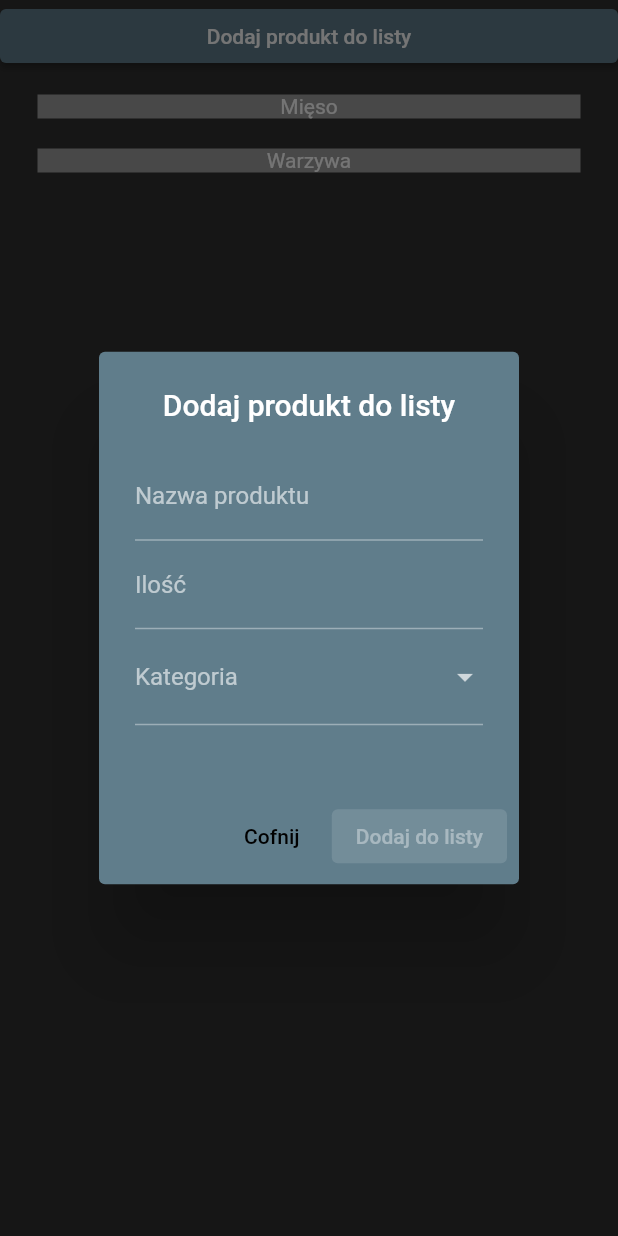
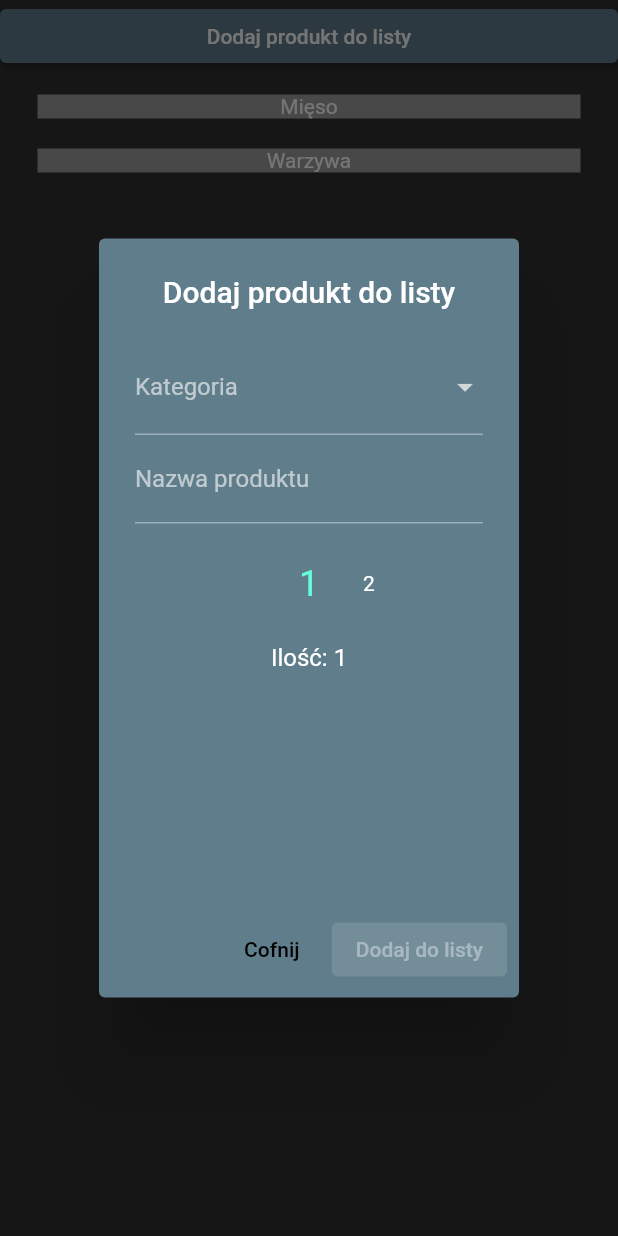
Before and after one commit to marlenabaginska/shoplist, a Flutter app: the ShopListPage screen opened directly, after a tap on "Dodaj produkt do listy", on a phone screen of 412 x 824 dp. Run offline on Flutter 3.47's test engine with Material 2 defaults, Android fonts, the phone set to English and light mode, and no system bars; drawn by our look-alikes of numberpicker; our stand-ins replace bloc, cloud_firestore, firebase_auth, firebase_core, flutter_bloc; accounts and stored records are empty.

Commit message:
display currentvalue as string

```diff
--- a/lib/app/home/home_page.dart
+++ b/lib/app/home/home_page.dart
@@ -54,7 +54,7 @@ class _HomePageState extends State<HomePage> {
             ),
             body: Builder(builder: (context) {
               if (currentIndex == 0) {
-                return ShopListPage();
+                return const ShopListPage();
               }
               if (currentIndex == 1) {
                 return const YourProductsPage();
--- /dev/null
+++ b/lib/app/home/pages/shop_list/categories/categories_widget.dart
@@ -0,0 +1,105 @@
+import 'package:flutter/material.dart';
+import 'package:flutter_bloc/flutter_bloc.dart';
+import 'package:shoplist/app/home/pages/shop_list/categories/cubit/product_cubit.dart';
+import 'package:shoplist/app/home/pages/shop_list/cubit/add_cubit.dart';
+
+import 'package:shoplist/app/models/product_model.dart';
+import 'package:shoplist/app/repositories/products_repositories.dart';
+
+class CategoriesWidget extends StatelessWidget {
+  const CategoriesWidget({
+    required this.categoriesName,
+    super.key,
+  });
+  final String categoriesName;
+  @override
+  Widget build(BuildContext context) {
+    return BlocProvider(
+      create: (context) => AddCubit(ProductsRepository()),
+      child: BlocBuilder<AddCubit, AddState>(
+        builder: (context, state) {
+          return BlocProvider(
+            create: (context) => ProductCubit(ProductsRepository())..start(),
+            child: BlocBuilder<ProductCubit, ProductState>(
+              builder: (context, state) {
+                final productModels = state.products;
+                return ListView(
+                  physics: const ClampingScrollPhysics(),
+                  shrinkWrap: true,
+                  children: [
+                    Column(
+                      children: [
+                        for (final productModel in productModels) ...[
+                          if (productModel.productGroup == categoriesName) ...[
+                            const SizedBox(height: 5),
+                            Dismissible(
+                              key: ValueKey(productModel.id),
+                              background: const DecoratedBox(
+                                decoration: BoxDecoration(
+                                  color: Colors.blueGrey,
+                                ),
+                                child: Align(
+                                  alignment: Alignment.centerRight,
+                                  child: Padding(
+                                    padding: EdgeInsets.only(right: 32.0),
+                                    child: Icon(
+                                      Icons.delete_outline,
+                                    ),
+                                  ),
+                                ),
+                              ),
+                              confirmDismiss: (direction) async {
+                                return direction == DismissDirection.endToStart;
+                              },
+                              onDismissed: (direction) {
+                                context
+                                    .read<AddCubit>()
+                                    .delete(documentID: productModel.id);
+                              },
+                              child: _ProductsList(productModel: productModel),
+                            ),
+                            const SizedBox(height: 5)
+                          ],
+                        ],
+                      ],
+                    ),
+                  ],
+                );
+              },
+            ),
+          );
+        },
+      ),
+    );
+  }
+}
+
+class _ProductsList extends StatelessWidget {
+  const _ProductsList({
+    Key? key,
+    required this.productModel,
+  }) : super(key: key);
+
+  final ProductModel productModel;
+
+  @override
+  Widget build(BuildContext context) {
+    return Padding(
+      padding: const EdgeInsets.symmetric(horizontal: 10.0),
+      child: Container(
+        height: 35,
+        decoration: const BoxDecoration(color: Colors.black),
+        child: Padding(
+          padding: const EdgeInsets.symmetric(horizontal: 10.0),
+          child: Row(
+            mainAxisAlignment: MainAxisAlignment.spaceBetween,
+            children: [
+              Text(productModel.productName),
+              Text(productModel.currentValue.toString()),
+            ],
+          ),
+        ),
+      ),
+    );
+  }
+}
--- a/lib/app/home/pages/shop_list/cubit/shop_list_cubit.dart
+++ b/lib/app/home/pages/shop_list/categories/cubit/product_cubit.dart
@@ -6,31 +6,7 @@ import 'package:meta/meta.dart';
 import 'package:shoplist/app/models/product_model.dart';
 import 'package:shoplist/app/repositories/products_repositories.dart';
 
-part 'shop_list_state.dart';
-
-class ShopListCubit extends Cubit<ShopListState> {
-  ShopListCubit(this._productsRepository)
-      : super(
-          const ShopListState(),
-        );
-
-  final ProductsRepository _productsRepository;
-
-  Future<void> add(
-    String productGroup,
-    String productName,
-    String productQuantity,
-  ) async {
-    try {
-      await _productsRepository.add(
-        productGroup,
-        productName,
-        productQuantity,
-      );
-      emit(const ShopListState());
-    } catch (error) {}
-  }
-}
+part 'product_state.dart';
 
 class ProductCubit extends Cubit<ProductState> {
   ProductCubit(this._productsRepository)
--- a/lib/app/home/pages/shop_list/cubit/shop_list_state.dart
+++ b/lib/app/home/pages/shop_list/categories/cubit/product_state.dart
@@ -1,9 +1,4 @@
-part of 'shop_list_cubit.dart';
-
-@immutable
-class ShopListState {
-  const ShopListState();
-}
+part of 'product_cubit.dart';
 
 @immutable
 class ProductState {
--- /dev/null
+++ b/lib/app/home/pages/shop_list/cubit/add_cubit.dart
@@ -0,0 +1,35 @@
+import 'package:bloc/bloc.dart';
+import 'package:meta/meta.dart';
+import 'package:shoplist/app/repositories/products_repositories.dart';
+
+part 'add_state.dart';
+
+class AddCubit extends Cubit<AddState> {
+  AddCubit(this._productsRepository)
+      : super(
+          const AddState(),
+        );
+
+  final ProductsRepository _productsRepository;
+
+  Future<void> add(
+    String productGroup,
+    String productName,
+    //String productQuantity,
+    int currentValue,
+  ) async {
+    try {
+      await _productsRepository.add(
+        productGroup,
+        productName,
+        // productQuantity,
+        currentValue,
+      );
+      emit(const AddState());
+    } catch (error) {}
+  }
+
+  Future<void> delete({required String documentID}) {
+    return _productsRepository.delete(id: documentID);
+  }
+}
--- /dev/null
+++ b/lib/app/home/pages/shop_list/cubit/add_state.dart
@@ -0,0 +1,6 @@
+part of 'add_cubit.dart';
+
+@immutable
+class AddState {
+  const AddState();
+}
--- a/lib/app/home/pages/shop_list/cubit/categories/categories_widget.dart
+++ /dev/null
@@ -1,74 +0,0 @@
-import 'package:flutter/material.dart';
-import 'package:flutter_bloc/flutter_bloc.dart';
-import 'package:shoplist/app/home/pages/shop_list/cubit/shop_list_cubit.dart';
-import 'package:shoplist/app/models/product_model.dart';
-import 'package:shoplist/app/repositories/products_repositories.dart';
-
-class CategoriesWidget extends StatelessWidget {
-  const CategoriesWidget({
-    required this.categoriesName,
-    super.key,
-  });
-  final String categoriesName;
-  @override
-  Widget build(BuildContext context) {
-    return BlocProvider(
-      create: (context) => ProductCubit(ProductsRepository())..start(),
-      child: BlocBuilder<ProductCubit, ProductState>(
-        builder: (context, state) {
-          final productModels = state.products;
-          return ListView(
-            physics: const ClampingScrollPhysics(),
-            shrinkWrap: true,
-            children: [
-              Column(
-                children: [
-                  for (final productModel in productModels) ...[
-                    if (productModel.productGroup == categoriesName) ...[
-                      const SizedBox(height: 5),
-                      Dismissible(
-                        key: ValueKey(productModel.id),
-                        child: _ProductsList(productModel: productModel),
-                      ),
-                      const SizedBox(height: 5)
-                    ],
-                  ],
-                ],
-              ),
-            ],
-          );
-        },
-      ),
-    );
-  }
-}
-
-class _ProductsList extends StatelessWidget {
-  const _ProductsList({
-    Key? key,
-    required this.productModel,
-  }) : super(key: key);
-
-  final ProductModel productModel;
-
-  @override
-  Widget build(BuildContext context) {
-    return Padding(
-      padding: const EdgeInsets.symmetric(horizontal: 10.0),
-      child: Container(
-        height: 35,
-        decoration: const BoxDecoration(color: Colors.black),
-        child: Padding(
-          padding: const EdgeInsets.symmetric(horizontal: 10.0),
-          child: Row(
-            mainAxisAlignment: MainAxisAlignment.spaceBetween,
-            children: [
-              Text(productModel.productName),
-              Text(productModel.productQuantity),
-            ],
-          ),
-        ),
-      ),
-    );
-  }
-}
--- a/lib/app/home/pages/shop_list/shop_list.dart
+++ b/lib/app/home/pages/shop_list/shop_list.dart
@@ -1,7 +1,9 @@
 import 'package:flutter/material.dart';
 import 'package:flutter_bloc/flutter_bloc.dart';
-import 'package:shoplist/app/home/pages/shop_list/cubit/categories/categories_widget.dart';
-import 'package:shoplist/app/home/pages/shop_list/cubit/shop_list_cubit.dart';
+import 'package:numberpicker/numberpicker.dart';
+
+import 'package:shoplist/app/home/pages/shop_list/categories/categories_widget.dart';
+import 'package:shoplist/app/home/pages/shop_list/cubit/add_cubit.dart';
 import 'package:shoplist/app/repositories/products_repositories.dart';
 
 class ShopListPage extends StatefulWidget {
@@ -17,6 +19,7 @@ class _ShopListPageState extends State<ShopListPage> {
   String? productGroup;
   String? productName;
   String? productQuantity;
+  int currentValue = 1;
 
   @override
   Widget build(BuildContext context) {
@@ -37,29 +40,9 @@ class _ShopListPageState extends State<ShopListPage> {
                         textAlign: TextAlign.center,
                       ),
                       content: SizedBox(
-                        height: 200,
+                        height: 351,
                         child: Column(
                           children: [
-                            TextField(
-                              decoration: const InputDecoration(
-                                  label: Text('Nazwa produktu')),
-                              onChanged: (newProduct) {
-                                setState(() {
-                                  productName = newProduct;
-                                });
-                              },
-                              textAlign: TextAlign.center,
-                            ),
-                            TextField(
-                              decoration:
-                                  const InputDecoration(label: Text('Ilość')),
-                              onChanged: (newProduct) {
-                                setState(() {
-                                  productQuantity = newProduct;
-                                });
-                              },
-                              textAlign: TextAlign.center,
-                            ),
                             DropdownButtonFormField(
                               decoration: const InputDecoration(
                                   label: Text('Kategoria')),
@@ -85,6 +68,43 @@ class _ShopListPageState extends State<ShopListPage> {
                                 },
                               ).toList(),
                             ),
+                            TextField(
+                              decoration: const InputDecoration(
+                                  label: Text('Nazwa produktu')),
+                              onChanged: (newProduct) {
+                                setState(() {
+                                  productName = newProduct;
+                                });
+                              },
+                              textAlign: TextAlign.center,
+                            ),
+                            //TextField(
+                            //decoration:
+                            //const InputDecoration(label: Text('Ilość')),
+                            //onChanged: (newProduct) {
+                            // setState(() {
+                            // productQuantity = newProduct;
+                            // });
+                            //},
+                            // textAlign: TextAlign.center,
+                            // ),
+                            Column(
+                              children: [
+                                Padding(
+                                  padding: const EdgeInsets.all(15.0),
+                                  child: NumberPicker(
+                                    itemWidth: 40,
+                                    axis: Axis.horizontal,
+                                    value: currentValue,
+                                    minValue: 1,
+                                    maxValue: 100,
+                                    onChanged: (value) =>
+                                        setState(() => currentValue = value),
+                                  ),
+                                ),
+                                Text('Ilość: $currentValue'),
+                              ],
+                            ),
                           ],
                         ),
                       ),
@@ -98,22 +118,22 @@ class _ShopListPageState extends State<ShopListPage> {
                               style: TextStyle(color: Colors.black),
                             )),
                         BlocProvider(
-                          create: (context) =>
-                              ShopListCubit(ProductsRepository()),
-                          child: BlocBuilder<ShopListCubit, ShopListState>(
+                          create: (context) => AddCubit(ProductsRepository()),
+                          child: BlocBuilder<AddCubit, AddState>(
                             builder: (context, state) {
                               return ElevatedButton(
                                 style: ElevatedButton.styleFrom(
                                     backgroundColor: Colors.black),
                                 onPressed: productGroup == null ||
-                                        productName == null ||
-                                        productQuantity == null
+                                        productName == null // ||
+                                    //productQuantity == null
                                     ? null
                                     : () {
-                                        context.read<ShopListCubit>().add(
+                                        context.read<AddCubit>().add(
                                               productGroup!,
                                               productName!,
-                                              productQuantity!,
+                                              //productQuantity!,
+                                              currentValue,
                                             );
                                         Navigator.pop(context);
                                       },
--- a/lib/app/models/product_model.dart
+++ b/lib/app/models/product_model.dart
@@ -2,12 +2,14 @@ class ProductModel {
   final String id;
   final String productGroup;
   final String productName;
-  final String productQuantity;
+  //final String productQuantity;
+  final int currentValue;
 
   ProductModel({
     required this.id,
     required this.productGroup,
     required this.productName,
-    required this.productQuantity,
+    //required this.productQuantity,
+    required this.currentValue,
   });
 }
--- a/pubspec.yaml
+++ b/pubspec.yaml
@@ -40,6 +40,7 @@ dependencies:
   flutter_bloc: ^8.1.1
   firebase_auth: ^3.7.0
   cloud_firestore: ^3.4.4
+  numberpicker: ^2.1.1
 
 dev_dependencies:
   flutter_test:
```
Also changed, not shown: lib/app/repositories/products_repositories.dart (+19 -3 lines), lib/firebase_options.dart, pubspec.lock, 12 other files.
